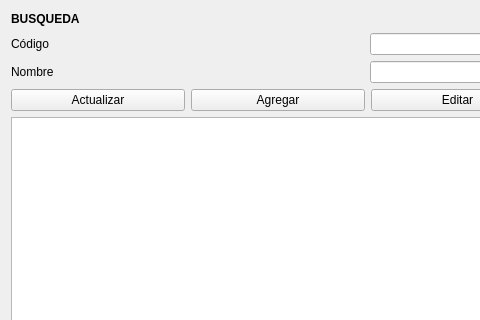
Above: Proyecto/Modulo_Producto/Productos.ui from PaulaCanales/Proyecto_Ventas before the change; both pictures show x 0 to 480 and y 0 to 320 of the 1200 by 633 pixel window. Below: the same form after it.
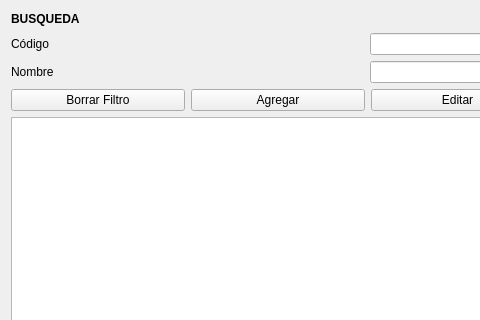
That is the form after the change.

Commit message: Arreglo Interfaces y Boton

The edit to the form file:
```diff
--- a/Proyecto/Modulo_Producto/Productos.ui
+++ b/Proyecto/Modulo_Producto/Productos.ui
@@ -54,7 +54,7 @@
      <item>
       <widget class="QPushButton" name="buscar">
        <property name="text">
-        <string>Actualizar</string>
+        <string>Borrar Filtro</string>
        </property>
       </widget>
      </item>
```
Left out of the diff: 2 changed lines with no effect on the pictures. The commit also changes 5 other files.
